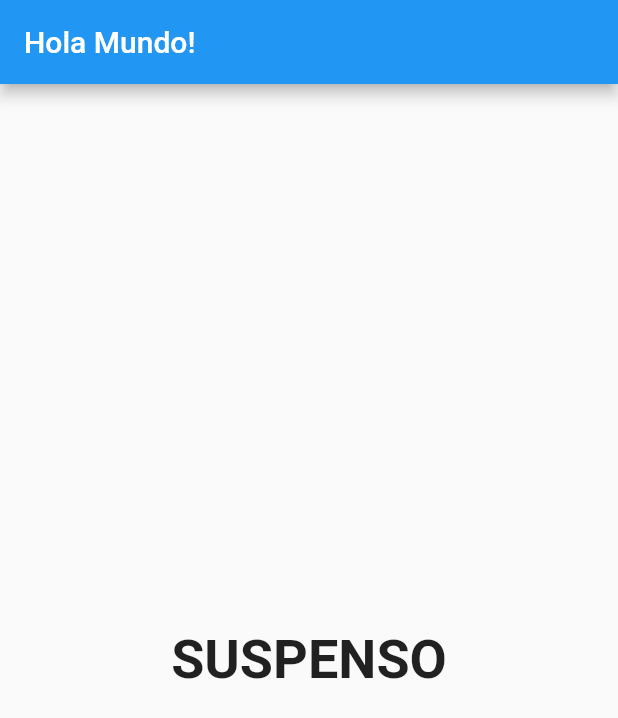
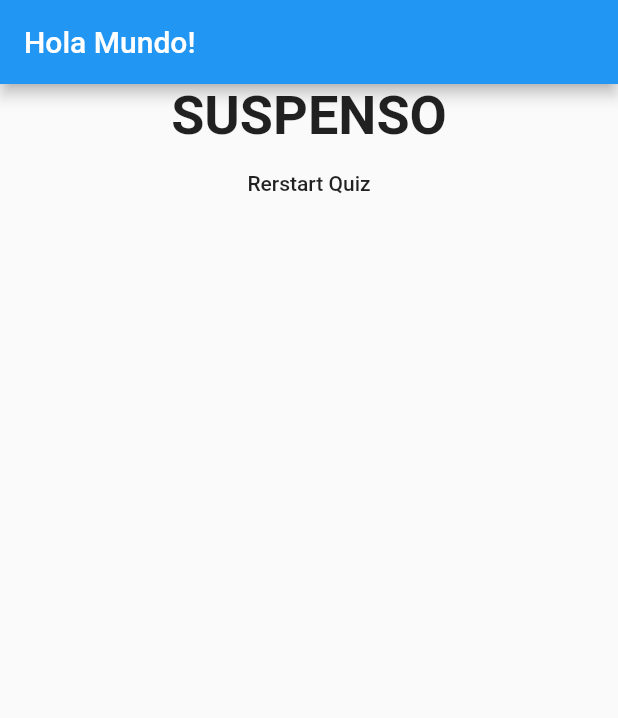
Before and after one commit to Jose-Verdu-Diaz/flutter_tutorial, a Flutter app: the screen it shows after launch, after a tap on "A1.1", after a tap on "A2.2", after a tap on "A3.3", on a phone screen of 412 x 824 dp. Shown: the top 718 px of the screen. Run offline on Flutter 3.47's test engine with Material 2 defaults, Android fonts, the phone set to English and light mode, and no system bars.

Commit message:
Restart button

```diff
--- a/lib/main.dart
+++ b/lib/main.dart
@@ -44,6 +44,13 @@ class _MyAppState extends State<MyApp> {
     }
   ];
 
+  void _resetQuiz() {
+    setState(() {
+      _questionIndex = 0;
+      _totalScore = 0;
+    });
+  }
+
   void _answerQuestion(int score) {
     _totalScore += score;
     setState(() {
@@ -65,7 +72,7 @@ class _MyAppState extends State<MyApp> {
                 answerQuestion: _answerQuestion,
                 questions: questions,
                 questionIndex: _questionIndex)
-            : Result(_totalScore),
+            : Result(resultScore: _totalScore, resetQuiz: _resetQuiz),
       ),
     );
   }
--- a/lib/result.dart
+++ b/lib/result.dart
@@ -1,9 +1,10 @@
 import 'package:flutter/material.dart';
 
 class Result extends StatelessWidget {
+  final Function resetQuiz;
   final int resultScore;
 
-  Result(this.resultScore);
+  Result({@required this.resultScore, @required this.resetQuiz});
 
   String get resultPhrase {
     String resultText;
@@ -14,7 +15,9 @@ class Result extends StatelessWidget {
   @override
   Widget build(BuildContext context) {
     return Center(
-      child: Text(
+      child: Column(
+        children: <Widget>[
+          Text(
             resultPhrase,
             style: TextStyle(
               fontSize: 36,
@@ -22,6 +25,9 @@ class Result extends StatelessWidget {
             ),
             textAlign: TextAlign.center,
           ),
+          FlatButton(onPressed: resetQuiz, child: Text('Rerstart Quiz'))
+        ],
+      ),
     );
   }
 }
```
Lines whose indentation alone changed are shown as unchanged.
